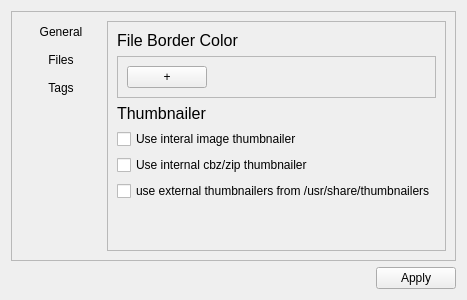
First picture: the form in configtab.ui, repository saelz/Pyros-qt, before the edit.
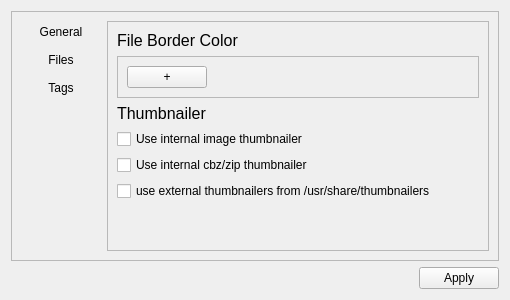
Second picture: the form after the edit.

Commit message: Update config page to be more dynamic

```diff
--- a/configtab.ui
+++ b/configtab.ui
@@ -6,7 +6,7 @@
    <rect>
     <x>0</x>
     <y>0</y>
-    <width>400</width>
+    <width>510</width>
     <height>300</height>
    </rect>
   </property>
@@ -301,7 +301,7 @@
             <item>
              <widget class="QCheckBox" name="use_internal_image_thumbnailer">
               <property name="text">
-               <string>Use interal image thumbnailer</string>
+               <string>Use internal image thumbnailer</string>
               </property>
              </widget>
             </item>
```
The commit also changes 2 other files.
